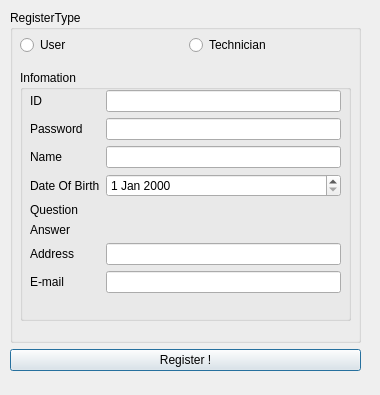
This is FiveOfRuler/RegisterDialog.ui in simneol/JuDeP as Qt 5 draws it before an edit. The edited form follows.
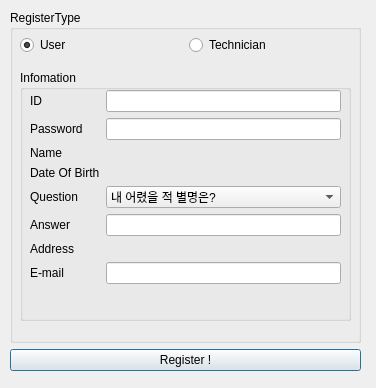
This is the edited form.

Commit message: registerdialog hoxfix

What changed in the file:
```diff
--- a/FiveOfRuler/RegisterDialog.ui
+++ b/FiveOfRuler/RegisterDialog.ui
@@ -6,8 +6,8 @@
    <rect>
     <x>0</x>
     <y>0</y>
-    <width>380</width>
-    <height>395</height>
+    <width>376</width>
+    <height>388</height>
    </rect>
   </property>
   <property name="windowTitle">
@@ -43,6 +43,9 @@
           <property name="text">
            <string>User</string>
           </property>
+          <property name="checked">
+           <bool>true</bool>
+          </property>
          </widget>
         </item>
         <item>
@@ -142,18 +145,37 @@
            </property>
           </widget>
          </item>
-         <item row="2" column="1">
-          <widget class="QLineEdit" name="nameLineEdit"/>
-         </item>
-         <item row="3" column="1">
-          <widget class="QDateEdit" name="dateEdit"/>
-         </item>
-         <item row="6" column="1">
-          <widget class="QLineEdit" name="addressLineEdit"/>
-         </item>
          <item row="7" column="1">
           <widget class="QLineEdit" name="emailLineEdit"/>
          </item>
+         <item row="4" column="1">
+          <widget class="QComboBox" name="questionComboBox">
+           <property name="currentText">
+            <string>내 어렸을 적 별명은?</string>
+           </property>
+           <property name="currentIndex">
+            <number>0</number>
+           </property>
+           <item>
+            <property name="text">
+             <string>내 어렸을 적 별명은?</string>
+            </property>
+           </item>
+           <item>
+            <property name="text">
+             <string>내가 다녔던 초등학교 이름은?</string>
+            </property>
+           </item>
+           <item>
+            <property name="text">
+             <string>내 보물 1호는?</string>
+            </property>
+           </item>
+          </widget>
+         </item>
+         <item row="5" column="1">
+          <widget class="QLineEdit" name="answerLineEdit"/>
+         </item>
         </layout>
        </widget>
       </widget>
```
Left out of the diff: 10 changed lines with no effect on the pictures. The commit also changes 1 other file.
